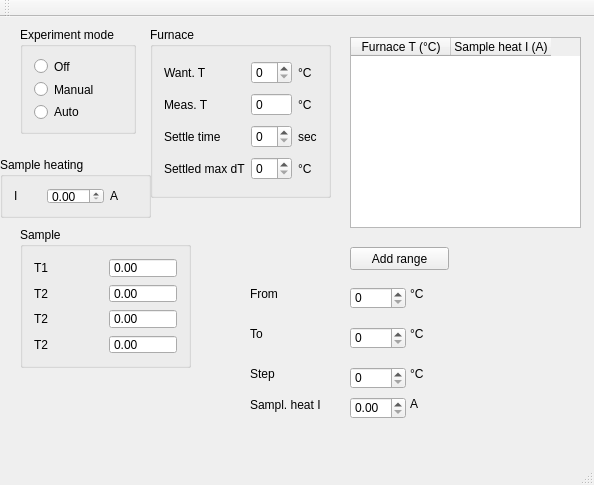
Qt form Seebeck/mainwindow.ui (mBr001/seebeck) before a commit.
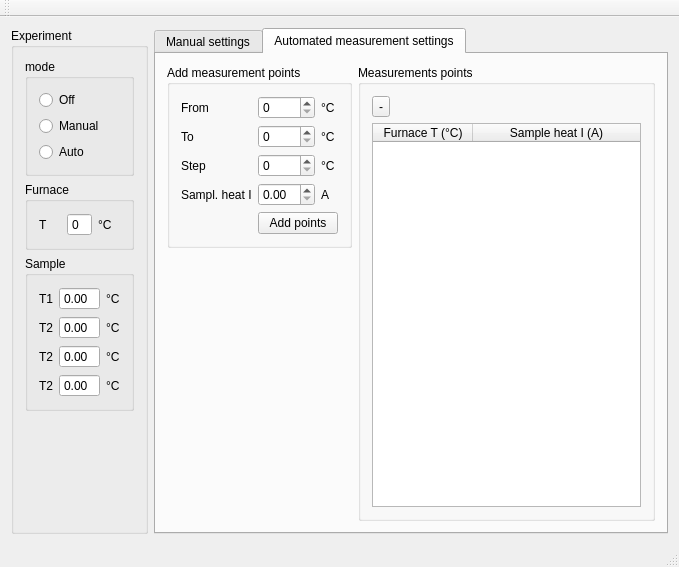
The same form after that commit.

```diff
--- a/Seebeck/mainwindow.ui
+++ b/Seebeck/mainwindow.ui
@@ -6,25 +6,25 @@
    <rect>
     <x>0</x>
     <y>0</y>
-    <width>594</width>
-    <height>485</height>
+    <width>679</width>
+    <height>567</height>
    </rect>
   </property>
   <property name="windowTitle">
    <string>MainWindow</string>
   </property>
   <widget class="QWidget" name="centralWidget">
+   <layout class="QGridLayout" name="gridLayout_6">
+    <item row="0" column="0">
+     <widget class="QGroupBox" name="groupBox_6">
+      <property name="title">
+       <string>Experiment</string>
+      </property>
+      <layout class="QGridLayout" name="gridLayout_7">
+       <item row="0" column="0" colspan="3">
    <widget class="QGroupBox" name="groupBox">
-    <property name="geometry">
-     <rect>
-      <x>20</x>
-      <y>10</y>
-      <width>116</width>
-      <height>107</height>
-     </rect>
-    </property>
     <property name="title">
-     <string>Experiment mode</string>
+          <string>mode</string>
     </property>
     <layout class="QGridLayout" name="gridLayout">
      <item row="0" column="0">
@@ -59,15 +59,176 @@
      </item>
     </layout>
    </widget>
+       </item>
+       <item row="3" column="0" colspan="3">
+        <widget class="QGroupBox" name="groupBox_4">
+         <property name="title">
+          <string>Sample</string>
+         </property>
+         <layout class="QGridLayout" name="gridLayout_4">
+          <item row="0" column="0">
+           <widget class="QLabel" name="label_7">
+            <property name="text">
+             <string>T1</string>
+            </property>
+           </widget>
+          </item>
+          <item row="1" column="0">
+           <widget class="QLabel" name="label_8">
+            <property name="text">
+             <string>T2</string>
+            </property>
+           </widget>
+          </item>
+          <item row="2" column="0">
+           <widget class="QLabel" name="label_9">
+            <property name="text">
+             <string>T2</string>
+            </property>
+           </widget>
+          </item>
+          <item row="3" column="0">
+           <widget class="QLabel" name="label_10">
+            <property name="text">
+             <string>T2</string>
+            </property>
+           </widget>
+          </item>
+          <item row="0" column="1">
+           <widget class="QDoubleSpinBox" name="sampleT1DoubleSpinBox">
+            <property name="readOnly">
+             <bool>true</bool>
+            </property>
+            <property name="buttonSymbols">
+             <enum>QAbstractSpinBox::NoButtons</enum>
+            </property>
+           </widget>
+          </item>
+          <item row="1" column="1">
+           <widget class="QDoubleSpinBox" name="sampleT2DoubleSpinBox">
+            <property name="readOnly">
+             <bool>true</bool>
+            </property>
+            <property name="buttonSymbols">
+             <enum>QAbstractSpinBox::NoButtons</enum>
+            </property>
+           </widget>
+          </item>
+          <item row="2" column="1">
+           <widget class="QDoubleSpinBox" name="sampleT3DoubleSpinBox">
+            <property name="readOnly">
+             <bool>true</bool>
+            </property>
+            <property name="buttonSymbols">
+             <enum>QAbstractSpinBox::NoButtons</enum>
+            </property>
+           </widget>
+          </item>
+          <item row="3" column="1">
+           <widget class="QDoubleSpinBox" name="sampleT4DoubleSpinBox">
+            <property name="readOnly">
+             <bool>true</bool>
+            </property>
+            <property name="buttonSymbols">
+             <enum>QAbstractSpinBox::NoButtons</enum>
+            </property>
+           </widget>
+          </item>
+          <item row="0" column="2">
+           <widget class="QLabel" name="label_23">
+            <property name="text">
+             <string>°C</string>
+            </property>
+           </widget>
+          </item>
+          <item row="1" column="2">
+           <widget class="QLabel" name="label_24">
+            <property name="text">
+             <string>°C</string>
+            </property>
+           </widget>
+          </item>
+          <item row="2" column="2">
+           <widget class="QLabel" name="label_25">
+            <property name="text">
+             <string>°C</string>
+            </property>
+           </widget>
+          </item>
+          <item row="3" column="2">
+           <widget class="QLabel" name="label_26">
+            <property name="text">
+             <string>°C</string>
+            </property>
+           </widget>
+          </item>
+         </layout>
+        </widget>
+       </item>
+       <item row="4" column="0">
+        <spacer name="verticalSpacer_3">
+         <property name="orientation">
+          <enum>Qt::Vertical</enum>
+         </property>
+         <property name="sizeHint" stdset="0">
+          <size>
+           <width>20</width>
+           <height>40</height>
+          </size>
+         </property>
+        </spacer>
+       </item>
+       <item row="2" column="0" colspan="3">
+        <widget class="QGroupBox" name="groupBox_8">
+         <property name="title">
+          <string>Furnace</string>
+         </property>
+         <layout class="QGridLayout" name="gridLayout_11">
+          <item row="0" column="0">
+           <widget class="QLabel" name="label_2">
+            <property name="text">
+             <string>T </string>
+            </property>
+           </widget>
+          </item>
+          <item row="0" column="1">
+           <widget class="QSpinBox" name="furnaceTSpinBox">
+            <property name="toolTip">
+             <string>Temperature inside the furnace.</string>
+            </property>
+            <property name="readOnly">
+             <bool>true</bool>
+            </property>
+            <property name="buttonSymbols">
+             <enum>QAbstractSpinBox::NoButtons</enum>
+            </property>
+           </widget>
+          </item>
+          <item row="0" column="2">
+           <widget class="QLabel" name="label_4">
+            <property name="text">
+             <string>°C</string>
+            </property>
+           </widget>
+          </item>
+         </layout>
+        </widget>
+       </item>
+      </layout>
+     </widget>
+    </item>
+    <item row="0" column="1">
+     <widget class="QTabWidget" name="tabWidget">
+      <property name="currentIndex">
+       <number>1</number>
+      </property>
+      <widget class="QWidget" name="tab">
+       <attribute name="title">
+        <string>Manual settings</string>
+       </attribute>
+       <layout class="QGridLayout" name="gridLayout_8">
+        <item row="0" column="0">
    <widget class="QGroupBox" name="groupBox_2">
-    <property name="geometry">
-     <rect>
-      <x>150</x>
-      <y>10</y>
-      <width>181</width>
-      <height>171</height>
-     </rect>
-    </property>
     <property name="title">
      <string>Furnace</string>
     </property>
@@ -86,61 +247,37 @@
        </property>
       </widget>
      </item>
-     <item row="1" column="0">
-      <widget class="QLabel" name="label_2">
-       <property name="text">
-        <string>Meas. T</string>
-       </property>
-      </widget>
-     </item>
-     <item row="1" column="2">
-      <widget class="QLabel" name="label_4">
-       <property name="text">
-        <string>°C</string>
-       </property>
-      </widget>
-     </item>
      <item row="0" column="1">
       <widget class="QSpinBox" name="furnaceTWantSpinBox"/>
      </item>
      <item row="1" column="1">
-      <widget class="QSpinBox" name="furnaceTSpinBox">
-       <property name="readOnly">
-        <bool>true</bool>
-       </property>
-       <property name="buttonSymbols">
-        <enum>QAbstractSpinBox::NoButtons</enum>
-       </property>
-      </widget>
-     </item>
-     <item row="2" column="1">
       <widget class="QSpinBox" name="furnaceSettleTimeSpinBox"/>
      </item>
-     <item row="2" column="0">
+           <item row="1" column="0">
       <widget class="QLabel" name="label_19">
        <property name="text">
         <string>Settle time</string>
        </property>
       </widget>
      </item>
-     <item row="2" column="2">
+           <item row="1" column="2">
       <widget class="QLabel" name="label_20">
        <property name="text">
         <string>sec</string>
        </property>
       </widget>
      </item>
-     <item row="3" column="0">
+           <item row="2" column="0">
       <widget class="QLabel" name="label_21">
        <property name="text">
         <string>Settled max dT</string>
        </property>
       </widget>
      </item>
-     <item row="3" column="1">
+           <item row="2" column="1">
       <widget class="QSpinBox" name="furnaceSeetleTStragglingSpinBox"/>
      </item>
-     <item row="3" column="2">
+           <item row="2" column="2">
       <widget class="QLabel" name="label_22">
        <property name="text">
         <string>°C</string>
@@ -149,35 +286,9 @@
      </item>
     </layout>
    </widget>
-   <widget class="QTableWidget" name="tableWidget">
-    <property name="geometry">
-     <rect>
-      <x>350</x>
-      <y>20</y>
-      <width>231</width>
-      <height>191</height>
-     </rect>
-    </property>
-    <column>
-     <property name="text">
-      <string>Furnace T (°C)</string>
-     </property>
-    </column>
-    <column>
-     <property name="text">
-      <string>Sample heat I (A)</string>
-     </property>
-    </column>
-   </widget>
+        </item>
+        <item row="1" column="0">
    <widget class="QGroupBox" name="groupBox_3">
-    <property name="geometry">
-     <rect>
-      <x>0</x>
-      <y>140</y>
-      <width>151</width>
-      <height>61</height>
-     </rect>
-    </property>
     <property name="title">
      <string>Sample heating</string>
     </property>
@@ -205,259 +316,200 @@
      </item>
     </layout>
    </widget>
-   <widget class="QGroupBox" name="groupBox_4">
-    <property name="geometry">
-     <rect>
-      <x>20</x>
-      <y>210</y>
-      <width>171</width>
-      <height>141</height>
-     </rect>
-    </property>
-    <property name="title">
-     <string>Sample</string>
-    </property>
-    <layout class="QGridLayout" name="gridLayout_4">
-     <item row="0" column="0">
-      <widget class="QLabel" name="label_7">
-       <property name="text">
-        <string>T1</string>
-       </property>
-      </widget>
-     </item>
-     <item row="1" column="0">
-      <widget class="QLabel" name="label_8">
-       <property name="text">
-        <string>T2</string>
-       </property>
-      </widget>
      </item>
      <item row="2" column="0">
-      <widget class="QLabel" name="label_9">
-       <property name="text">
-        <string>T2</string>
-       </property>
-      </widget>
-     </item>
-     <item row="3" column="0">
-      <widget class="QLabel" name="label_10">
-       <property name="text">
-        <string>T2</string>
-       </property>
-      </widget>
+         <spacer name="verticalSpacer">
+          <property name="orientation">
+           <enum>Qt::Vertical</enum>
+          </property>
+          <property name="sizeHint" stdset="0">
+           <size>
+            <width>20</width>
+            <height>40</height>
+           </size>
+          </property>
+         </spacer>
      </item>
      <item row="0" column="1">
-      <widget class="QDoubleSpinBox" name="sampleT1DoubleSpinBox">
-       <property name="readOnly">
-        <bool>true</bool>
-       </property>
-       <property name="buttonSymbols">
-        <enum>QAbstractSpinBox::NoButtons</enum>
-       </property>
-      </widget>
-     </item>
-     <item row="1" column="1">
-      <widget class="QDoubleSpinBox" name="sampleT2DoubleSpinBox">
-       <property name="readOnly">
-        <bool>true</bool>
-       </property>
-       <property name="buttonSymbols">
-        <enum>QAbstractSpinBox::NoButtons</enum>
-       </property>
+         <spacer name="horizontalSpacer">
+          <property name="orientation">
+           <enum>Qt::Horizontal</enum>
+          </property>
+          <property name="sizeHint" stdset="0">
+           <size>
+            <width>40</width>
+            <height>20</height>
+           </size>
+          </property>
+         </spacer>
+        </item>
+       </layout>
       </widget>
-     </item>
-     <item row="2" column="1">
-      <widget class="QDoubleSpinBox" name="sampleT3DoubleSpinBox">
-       <property name="readOnly">
+      <widget class="QWidget" name="tab_2">
+       <attribute name="title">
+        <string>Automated measurement settings</string>
+       </attribute>
+       <layout class="QGridLayout" name="gridLayout_10">
+        <item row="0" column="1" rowspan="2">
+         <widget class="QGroupBox" name="groupBox_5">
+          <property name="title">
+           <string>Measurements points</string>
+          </property>
+          <layout class="QGridLayout" name="gridLayout_5">
+           <item row="1" column="0">
+            <widget class="QTableWidget" name="tableWidget">
+             <attribute name="horizontalHeaderStretchLastSection">
         <bool>true</bool>
-       </property>
-       <property name="buttonSymbols">
-        <enum>QAbstractSpinBox::NoButtons</enum>
-       </property>
-      </widget>
-     </item>
-     <item row="3" column="1">
-      <widget class="QDoubleSpinBox" name="sampleT4DoubleSpinBox">
-       <property name="readOnly">
-        <bool>true</bool>
-       </property>
-       <property name="buttonSymbols">
-        <enum>QAbstractSpinBox::NoButtons</enum>
+             </attribute>
+             <column>
+              <property name="text">
+               <string>Furnace T (°C)</string>
+              </property>
+             </column>
+             <column>
+              <property name="text">
+               <string>Sample heat I (A)</string>
+              </property>
+             </column>
+            </widget>
+           </item>
+           <item row="0" column="0">
+            <widget class="QToolButton" name="toolButton">
+             <property name="toolTip">
+              <string>Remove selected measurement point(s)</string>
+             </property>
+             <property name="text">
+              <string>-</string>
        </property>
       </widget>
      </item>
     </layout>
    </widget>
-   <widget class="QPushButton" name="pushButton">
-    <property name="geometry">
-     <rect>
-      <x>350</x>
-      <y>230</y>
-      <width>99</width>
-      <height>23</height>
-     </rect>
-    </property>
-    <property name="text">
-     <string>Add range</string>
-    </property>
-   </widget>
-   <widget class="QSpinBox" name="spinBox">
-    <property name="geometry">
-     <rect>
-      <x>350</x>
-      <y>270</y>
-      <width>56</width>
-      <height>22</height>
-     </rect>
-    </property>
-   </widget>
-   <widget class="QSpinBox" name="spinBox_2">
-    <property name="geometry">
-     <rect>
-      <x>350</x>
-      <y>310</y>
-      <width>56</width>
-      <height>22</height>
-     </rect>
-    </property>
-   </widget>
-   <widget class="QSpinBox" name="spinBox_3">
-    <property name="geometry">
-     <rect>
-      <x>350</x>
-      <y>350</y>
-      <width>56</width>
-      <height>22</height>
-     </rect>
-    </property>
-   </widget>
+        </item>
+        <item row="1" column="0">
+         <spacer name="verticalSpacer_2">
+          <property name="orientation">
+           <enum>Qt::Vertical</enum>
+          </property>
+          <property name="sizeHint" stdset="0">
+           <size>
+            <width>20</width>
+            <height>40</height>
+           </size>
+          </property>
+         </spacer>
+        </item>
+        <item row="0" column="0">
+         <widget class="QGroupBox" name="groupBox_7">
+          <property name="title">
+           <string>Add measurement points</string>
+          </property>
+          <layout class="QGridLayout" name="gridLayout_9">
+           <item row="0" column="0">
    <widget class="QLabel" name="label_11">
-    <property name="geometry">
-     <rect>
-      <x>250</x>
-      <y>270</y>
-      <width>57</width>
-      <height>14</height>
-     </rect>
-    </property>
     <property name="text">
      <string>From</string>
     </property>
    </widget>
+           </item>
+           <item row="0" column="1">
+            <widget class="QSpinBox" name="spinBox">
+             <property name="toolTip">
+              <string>Lowwer bound of temperature rage.</string>
+             </property>
+            </widget>
+           </item>
+           <item row="0" column="2">
+            <widget class="QLabel" name="label_15">
+             <property name="text">
+              <string>°C</string>
+             </property>
+            </widget>
+           </item>
+           <item row="1" column="0">
    <widget class="QLabel" name="label_12">
-    <property name="geometry">
-     <rect>
-      <x>250</x>
-      <y>310</y>
-      <width>57</width>
-      <height>14</height>
-     </rect>
-    </property>
     <property name="text">
      <string>To</string>
     </property>
    </widget>
+           </item>
+           <item row="1" column="1">
+            <widget class="QSpinBox" name="spinBox_2">
+             <property name="toolTip">
+              <string>Upper bound of temperature range.</string>
+             </property>
+            </widget>
+           </item>
+           <item row="1" column="2">
+            <widget class="QLabel" name="label_16">
+             <property name="text">
+              <string>°C</string>
+             </property>
+            </widget>
+           </item>
+           <item row="2" column="0">
    <widget class="QLabel" name="label_13">
-    <property name="geometry">
-     <rect>
-      <x>250</x>
-      <y>350</y>
-      <width>57</width>
-      <height>14</height>
-     </rect>
-    </property>
     <property name="text">
      <string>Step</string>
     </property>
    </widget>
+           </item>
+           <item row="2" column="1">
+            <widget class="QSpinBox" name="spinBox_3">
+             <property name="toolTip">
+              <string>Step size betwen two points in range.</string>
+             </property>
+            </widget>
+           </item>
+           <item row="2" column="2">
+            <widget class="QLabel" name="label_17">
+             <property name="text">
+              <string>°C</string>
+             </property>
+            </widget>
+           </item>
+           <item row="3" column="0">
    <widget class="QLabel" name="label_14">
-    <property name="geometry">
-     <rect>
-      <x>250</x>
-      <y>380</y>
-      <width>91</width>
-      <height>16</height>
-     </rect>
-    </property>
     <property name="text">
      <string>Sampl. heat I</string>
     </property>
    </widget>
+           </item>
+           <item row="3" column="1">
    <widget class="QDoubleSpinBox" name="doubleSpinBox_4">
-    <property name="geometry">
-     <rect>
-      <x>350</x>
-      <y>380</y>
-      <width>56</width>
-      <height>22</height>
-     </rect>
+             <property name="toolTip">
+              <string>Sample current generating temperature gradient.</string>
     </property>
     <property name="singleStep">
      <double>0.010000000000000</double>
     </property>
    </widget>
-   <widget class="QLabel" name="label_15">
-    <property name="geometry">
-     <rect>
-      <x>410</x>
-      <y>270</y>
-      <width>57</width>
-      <height>14</height>
-     </rect>
-    </property>
-    <property name="text">
-     <string>°C</string>
-    </property>
-   </widget>
-   <widget class="QLabel" name="label_16">
-    <property name="geometry">
-     <rect>
-      <x>410</x>
-      <y>310</y>
-      <width>57</width>
-      <height>14</height>
-     </rect>
-    </property>
-    <property name="text">
-     <string>°C</string>
-    </property>
-   </widget>
-   <widget class="QLabel" name="label_17">
-    <property name="geometry">
-     <rect>
-      <x>410</x>
-      <y>350</y>
-      <width>57</width>
-      <height>14</height>
-     </rect>
-    </property>
-    <property name="text">
-     <string>°C</string>
-    </property>
-   </widget>
+           </item>
+           <item row="3" column="2">
    <widget class="QLabel" name="label_18">
-    <property name="geometry">
-     <rect>
-      <x>410</x>
-      <y>380</y>
-      <width>57</width>
-      <height>14</height>
-     </rect>
-    </property>
     <property name="text">
      <string>A</string>
     </property>
    </widget>
-  </widget>
-  <widget class="QMenuBar" name="menuBar">
-   <property name="geometry">
-    <rect>
-     <x>0</x>
-     <y>0</y>
-     <width>594</width>
-     <height>23</height>
-    </rect>
-   </property>
+           </item>
+           <item row="4" column="1" colspan="2">
+            <widget class="QPushButton" name="addMeasPointsPushButton">
+             <property name="toolTip">
+              <string>Add nw point or point range.</string>
+             </property>
+             <property name="text">
+              <string>Add points</string>
+             </property>
+            </widget>
+           </item>
+          </layout>
+         </widget>
+        </item>
+       </layout>
+      </widget>
+     </widget>
+    </item>
+   </layout>
   </widget>
   <widget class="QToolBar" name="mainToolBar">
    <attribute name="toolBarArea">
```
Lines whose indentation alone changed are shown as unchanged.
